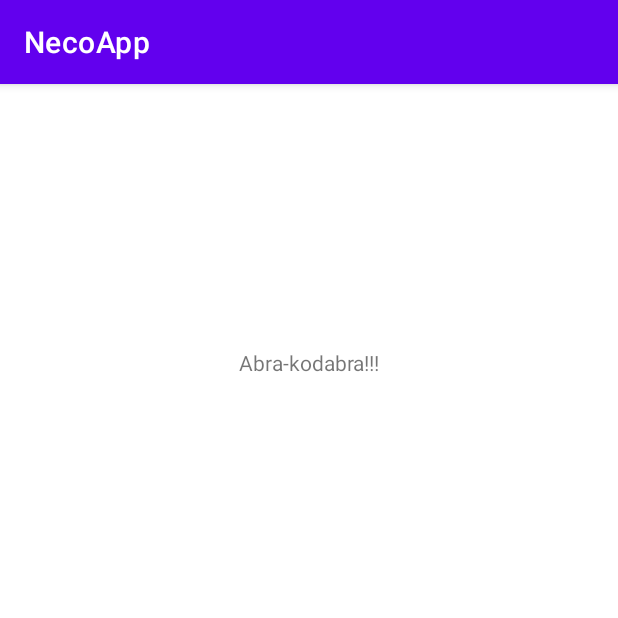
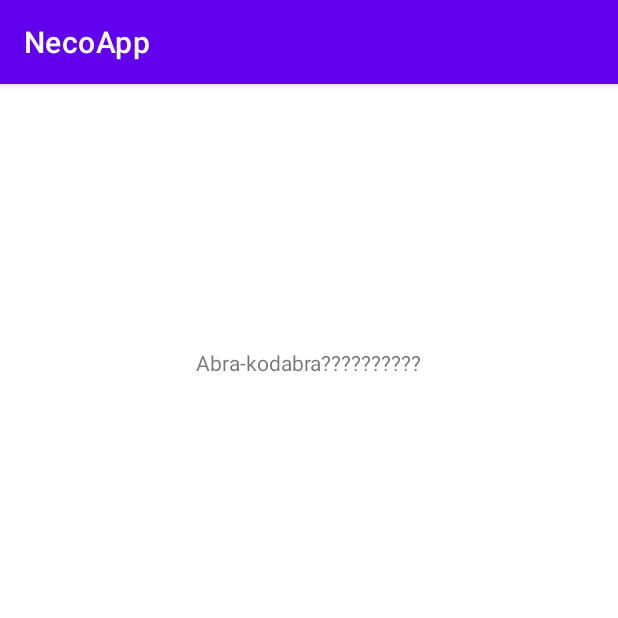
Before and after one commit to dnv87/NecoApp, an Android app: the screen it shows after launch (MainActivity), after a tap on "BUTTONTEST", on a phone screen of 412 x 824 dp, the top half of it. Run offline under Robolectric (Android 15) with nearby library versions, the phone set to English and light mode, and no system bars.

Commit message:
???????????1

```diff
--- a/app/src/main/java/com/example/necoapp/MainActivity.kt
+++ b/app/src/main/java/com/example/necoapp/MainActivity.kt
@@ -17,7 +17,7 @@ class MainActivity : AppCompatActivity() {
     fun onClicketTst(view: View){
         val elTetx = findViewById<TextView>(R.id.textView)
         if (count) {
-            elTetx.text = "Abra-kodabra!!!"
+            elTetx.text = "Abra-kodabra??????????"
         }
         else {
             elTetx.text = "Shwabra-kodabra!!!!!"
```
